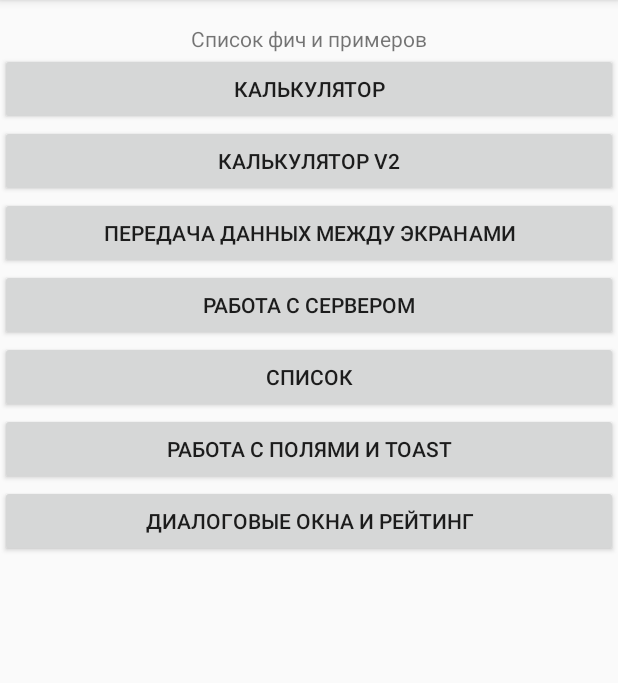
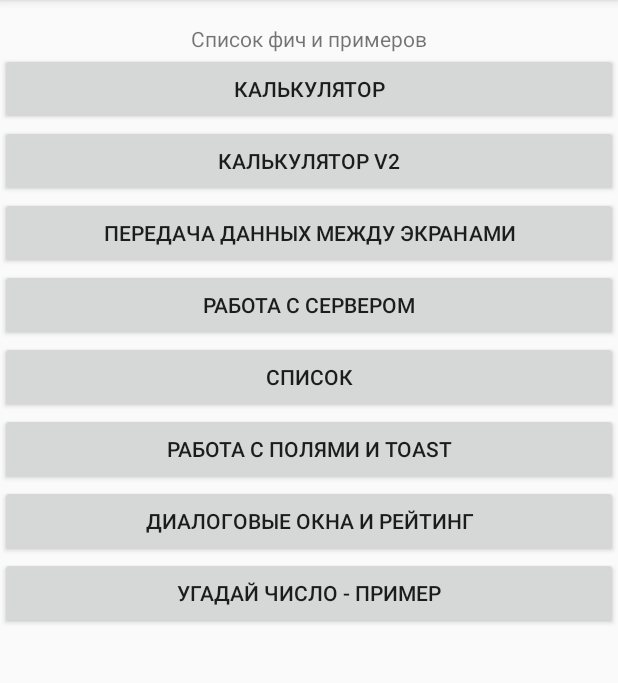
Before and after one commit to devymatty/lessons-multifeatures, an Android app: the screen it shows after launch (MainActivity), on a phone screen of 412 x 824 dp, the part 84-767 px from its top. Run offline under Robolectric (Android 15) with nearby library versions, the phone set to English and light mode, and no system bars.

```diff
--- a/app/src/main/AndroidManifest.xml
+++ b/app/src/main/AndroidManifest.xml
@@ -13,7 +13,8 @@
         android:supportsRtl="true"
         android:theme="@style/AppTheme"
         tools:ignore="GoogleAppIndexingWarning">
-        <activity android:name=".AlertAndRatingActivity"></activity>
+        <activity android:name=".WhatsMyNumberActivity"></activity>
+        <activity android:name=".AlertAndRatingActivity" />
         <activity
             android:name=".FieldAndToastActivity"
             android:label="@string/title_activity_field_and_toast" />
--- a/app/src/main/java/ru/redgeeks/lessons/multifeatures/MainActivity.java
+++ b/app/src/main/java/ru/redgeeks/lessons/multifeatures/MainActivity.java
@@ -54,6 +54,10 @@ public class MainActivity extends AppCompatActivity {
                 intent = new Intent(MainActivity.this, AlertAndRatingActivity.class);
                 break;
 
+            case "Угадай число - пример":
+                intent = new Intent(MainActivity.this, WhatsMyNumberActivity.class);
+                break;
+
 
             default:
                 break;
--- a/app/src/main/res/layout/activity_main.xml
+++ b/app/src/main/res/layout/activity_main.xml
@@ -13,7 +13,7 @@
         <LinearLayout
             android:layout_width="match_parent"
             android:layout_height="wrap_content"
-            android:orientation="vertical" >
+            android:orientation="vertical">
 
             <Space
                 android:layout_width="match_parent"
@@ -80,6 +80,13 @@
                 android:onClick="clickButton"
                 android:text="Диалоговые окна и рейтинг" />
 
+            <Button
+                android:id="@+id/btn_whats_my_number"
+                android:layout_width="match_parent"
+                android:layout_height="wrap_content"
+                android:onClick="clickButton"
+                android:text="Угадай число - пример" />
+
         </LinearLayout>
     </ScrollView>
 
```
Also changed, not shown: app/src/main/java/ru/redgeeks/lessons/multifeatures/WhatsMyNumberActivity.java (added, +36 -0 lines), app/src/main/res/layout/activity_whats_my_number.xml (added, +16 -0 lines).
